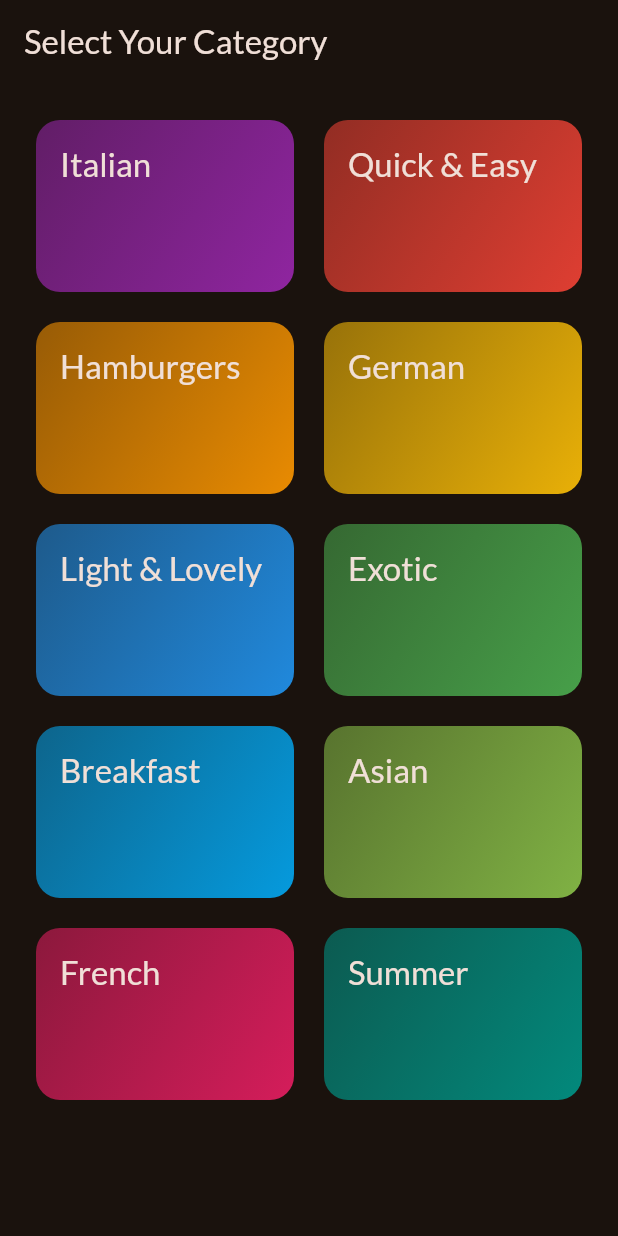
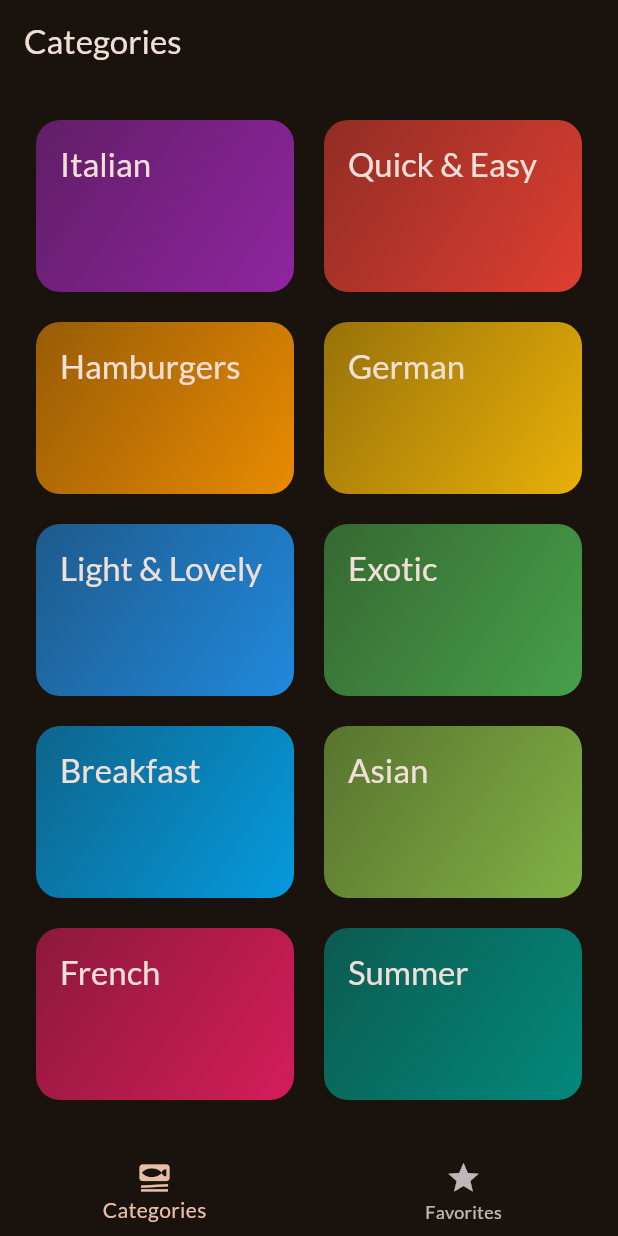
Before and after one commit to patrickwestlylegaspi/meal_app, a Flutter app: the screen it shows after launch, on a phone screen of 412 x 824 dp. Run offline on Flutter 3.47's test engine with Material 2 defaults, Android fonts, the phone set to English and light mode, and no system bars; our stand-ins replace google_fonts, transparent_image.

Commit message:
add new features

```diff
--- a/lib/main.dart
+++ b/lib/main.dart
@@ -1,7 +1,7 @@
 import 'package:flutter/material.dart';
-import 'package:meal/screens/categories.dart';
 
 import 'package:google_fonts/google_fonts.dart';
+import 'package:meal/screens/tabs.dart';
 
 final theme = ThemeData(
   useMaterial3: true,
@@ -22,8 +22,8 @@ class App extends StatelessWidget {
   @override
   Widget build(BuildContext context) {
     return MaterialApp(
-        theme: theme,
-        home: const CategoryScreen(),
+      theme: theme,
+      home: const TabsScreen(),
     );
   }
 }
--- a/lib/screens/categories.dart
+++ b/lib/screens/categories.dart
@@ -4,8 +4,12 @@ import 'package:meal/screens/meals.dart';
 import 'package:meal/widgets/category_grid_item.dart';
 import 'package:meal/model/Category.dart';
 
+import '../model/meal.dart';
+
 class CategoryScreen extends StatelessWidget {
-  const CategoryScreen({super.key});
+  const CategoryScreen({super.key, required this.onToggleFavorites});
+
+  final void Function(Meal meal) onToggleFavorites;
 
   void _selectCategory(BuildContext context, Category category) {
     final filteredMeals = dummyMeals
@@ -20,6 +24,7 @@ class CategoryScreen extends StatelessWidget {
             MealsScreen(
           title: category.title,
           meals: filteredMeals,
+          onToggleFavorites: onToggleFavorites,
         ),
       ),
     );
@@ -27,11 +32,7 @@ class CategoryScreen extends StatelessWidget {
 
   @override
   Widget build(BuildContext context) {
-    return Scaffold(
-      appBar: AppBar(
-        title: const Text('Select Your Category'),
-      ),
-      body: GridView(
+    return GridView(
       padding: const EdgeInsets.all(24),
       gridDelegate: const SliverGridDelegateWithFixedCrossAxisCount(
         crossAxisCount: 2,
@@ -49,7 +50,6 @@ class CategoryScreen extends StatelessWidget {
             },
           ),
       ],
-      ),
     );
   }
 }
--- /dev/null
+++ b/lib/screens/tabs.dart
@@ -0,0 +1,83 @@
+import 'package:flutter/material.dart';
+import 'package:meal/screens/categories.dart';
+import 'package:meal/screens/meals.dart';
+
+import '../model/meal.dart';
+
+class TabsScreen extends StatefulWidget {
+  const TabsScreen({super.key});
+
+  @override
+  State<TabsScreen> createState() => _TabsScreenState();
+}
+
+class _TabsScreenState extends State<TabsScreen> {
+  int _selectedPageIndex = 0;
+  final List<Meal> _favoritesMeals = [];
+
+  void _showInfoMessage(String message) {
+    ScaffoldMessenger.of(context).clearSnackBars();
+    ScaffoldMessenger.of(context)
+        .showSnackBar(SnackBar(content: Text(message)));
+  }
+
+  void _toggleMealFavoritesStatus(Meal meal) {
+    final isExisting = _favoritesMeals.contains(meal);
+
+    if (isExisting) {
+      setState(() {
+        _favoritesMeals.remove(meal);
+        _showInfoMessage('Meal is no Longer Favorite',);
+      });
+    } else {
+      setState(() {
+        _favoritesMeals.add(meal);
+        _showInfoMessage('Marked as Favorite');
+      });
+    }
+  }
+
+  void _selectedPage(int index) {
+    setState(() {
+      _selectedPageIndex = index;
+    });
+  }
+
+  @override
+  Widget build(BuildContext context) {
+    Widget activePage = CategoryScreen(
+      onToggleFavorites: _toggleMealFavoritesStatus,
+    );
+    var activePageTitle = 'Categories';
+
+    if (_selectedPageIndex == 1) {
+      activePage = MealsScreen(
+        meals: _favoritesMeals,
+        onToggleFavorites: _toggleMealFavoritesStatus,
+      );
+      activePageTitle = 'Your Favorites';
+    }
+    return Scaffold(
+      appBar: AppBar(
+        title: Text(
+          activePageTitle,
+        ),
+      ),
+      body: activePage,
+      bottomNavigationBar: BottomNavigationBar(
+        onTap: _selectedPage,
+        currentIndex: _selectedPageIndex,
+        items: const [
+          BottomNavigationBarItem(
+            icon: Icon(Icons.set_meal),
+            label: 'Categories',
+          ),
+          BottomNavigationBarItem(
+            icon: Icon(Icons.star),
+            label: 'Favorites',
+          ),
+        ],
+      ),
+    );
+  }
+}
```
Also changed, not shown: lib/screens/meals.dart (+8 -4 lines), lib/screens/meals_details.dart (+16 -5 lines). Lines whose indentation alone changed are shown as unchanged.
